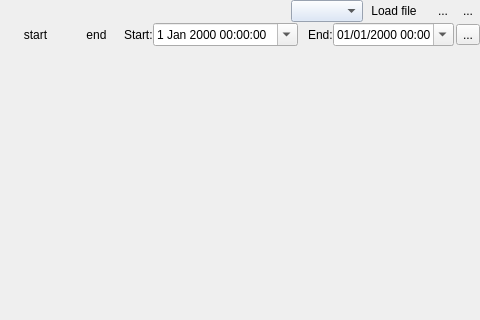
Above: Viewer/ecflowUI/src/TimelineWidget.ui from ecmwf/ecflow before the change; both pictures show x 452 to 932 and y 0 to 320 of the 932 by 664 pixel window. Below: the same form after it.
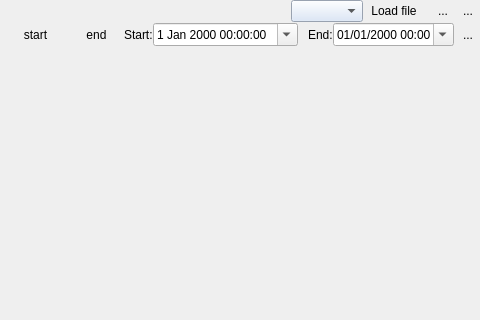
That is the form after the change. Icons and pictures are not drawn. Custom widgets are drawn as their Qt base class.

Commit message: ecFlowUI: enable timeline view to load user specified log files ECFLOW-1499

Diff of the .ui file:
```diff
--- a/Viewer/ecflowUI/src/TimelineWidget.ui
+++ b/Viewer/ecflowUI/src/TimelineWidget.ui
@@ -507,6 +507,9 @@
          <iconset resource="viewer.qrc">
           <normaloff>:/viewer/sync_black.svg</normaloff>:/viewer/sync_black.svg</iconset>
         </property>
+        <property name="autoRaise">
+         <bool>true</bool>
+        </property>
        </widget>
       </item>
      </layout>
```
Left out of the diff: 2 changed lines with no effect on the pictures. The commit also changes 2 other files.
